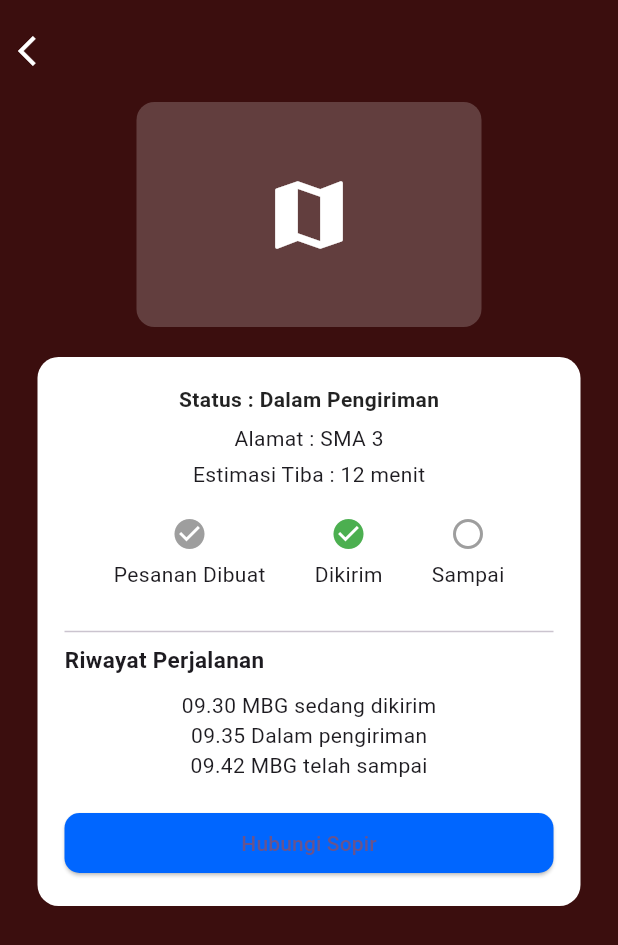
After one commit to Lowland19/project_rpll, a Flutter app: the JadwalPengirimanScreen screen opened directly, after a tap on "09.30", on a phone screen of 412 x 824 dp. The commit adds this screen. Shown: the top 945 px of the screen. Run offline on Flutter 3.47's test engine with Material 3 defaults, Android fonts, the phone set to English and light mode, and no system bars; our stand-ins replace camera, image_picker, supabase_flutter; accounts and stored records are empty.

Commit message:
26/11/2025 membuat menu daftar penerima, jadwal pengiriman, laporan pengembalian, dan rute perkiraan waktu. Tapi blm disesuaiin

```diff
--- /dev/null
+++ b/lib/screens/jadwal_pengiriman.dart
@@ -0,0 +1,154 @@
+import 'package:flutter/material.dart';
+import 'rute_perkiraan_waktu.dart';
+
+class JadwalPengirimanScreen extends StatefulWidget {
+  const JadwalPengirimanScreen({super.key});
+
+  @override
+  State<JadwalPengirimanScreen> createState() => _JadwalPengirimanScreenState();
+}
+
+class _JadwalPengirimanScreenState extends State<JadwalPengirimanScreen> {
+  String selectedFilter = "Semua Sekolah";
+
+  final List<Map<String, String>> jadwalList = [
+    {"jam": "09.30", "sekolah": "SMA 3"},
+    {"jam": "09.50", "sekolah": "SMP 12"},
+    {"jam": "10.30", "sekolah": "TK"},
+    {"jam": "10.55", "sekolah": "SD"},
+    {"jam": "11.30", "sekolah": "PAUD"},
+  ];
+
+  @override
+  Widget build(BuildContext context) {
+    return Scaffold(
+      backgroundColor: const Color(0xFF3B0E0E),
+      body: SafeArea(
+        child: Padding(
+          padding: const EdgeInsets.all(20),
+          child: Column(
+            children: [
+              const SizedBox(height: 10),
+
+              // Search Bar
+              Container(
+                padding: const EdgeInsets.symmetric(horizontal: 16),
+                decoration: BoxDecoration(
+                  color: Colors.white.withOpacity(0.15),
+                  borderRadius: BorderRadius.circular(12),
+                ),
+                child: const Row(
+                  children: [
+                    Icon(Icons.search, color: Colors.white70),
+                    SizedBox(width: 10),
+                    Expanded(
+                      child: TextField(
+                        style: TextStyle(color: Colors.white),
+                        decoration: InputDecoration(
+                          border: InputBorder.none,
+                          hintText: "Cari...",
+                          hintStyle: TextStyle(color: Colors.white70),
+                        ),
+                      ),
+                    ),
+                  ],
+                ),
+              ),
+
+              const SizedBox(height: 20),
+
+              // Dropdown filter
+              Align(
+                alignment: Alignment.centerLeft,
+                child: DropdownButton<String>(
+                  dropdownColor: Colors.white,
+                  value: selectedFilter,
+                  items: ["Semua Sekolah", "SMA 3", "SMP 12", "TK", "SD", "PAUD"]
+                      .map((item) => DropdownMenuItem(
+                    value: item,
+                    child: Text(item),
+                  )).toList(),
+                  onChanged: (value) {
+                    setState(() => selectedFilter = value!);
+                  },
+                ),
+              ),
+
+              const SizedBox(height: 15),
+
+              // List jadwal
+              Expanded(
+                child: ListView.builder(
+                  itemCount: jadwalList.length,
+                  itemBuilder: (context, index) {
+                    return _jadwalItem(
+                      jam: jadwalList[index]["jam"]!,
+                      sekolah: jadwalList[index]["sekolah"]!,
+                    );
+                  },
+                ),
+              ),
+            ],
+          ),
+        ),
+      ),
+    );
+  }
+
+  Widget _jadwalItem({required String jam, required String sekolah}) {
+    return GestureDetector(
+      onTap: () {
+        Navigator.push(
+          context,
+          MaterialPageRoute(
+            builder: (context) => RutePerkiraanWaktuScreen(
+              jam: jam,
+              sekolah: sekolah,
+            ),
+          ),
+        );
+      },
+      child: Container(
+        margin: const EdgeInsets.only(bottom: 18),
+        padding: const EdgeInsets.symmetric(vertical: 18, horizontal: 16),
+        decoration: BoxDecoration(
+          color: Colors.white,
+          borderRadius: BorderRadius.circular(14),
+        ),
+        child: Row(
+          children: [
+            // jam kiri
+            Container(
+              width: 70,
+              height: 50,
+              alignment: Alignment.center,
+              decoration: BoxDecoration(
+                color: const Color(0xFF5A0E0E),
+                borderRadius: BorderRadius.circular(10),
+              ),
+              child: Text(
+                jam,
+                style: const TextStyle(color: Colors.white, fontSize: 16),
+              ),
+            ),
+
+            const SizedBox(width: 20),
+
+            // nama sekolah
+            Expanded(
+              child: Text(
+                sekolah,
+                textAlign: TextAlign.left,
+                style: const TextStyle(
+                  color: Colors.black87,
+                  fontSize: 16,
+                  fontWeight: FontWeight.w600,
+                ),
+              ),
+            ),
+          ],
+        ),
+      ),
+    );
+  }
+}
--- /dev/null
+++ b/lib/screens/rute_perkiraan_waktu.dart
@@ -0,0 +1,141 @@
+import 'package:flutter/material.dart';
+
+class RutePerkiraanWaktuScreen extends StatelessWidget {
+  final String sekolah;
+  final String jam;
+
+  const RutePerkiraanWaktuScreen({
+    super.key,
+    required this.sekolah,
+    required this.jam,
+  });
+
+  @override
+  Widget build(BuildContext context) {
+    return Scaffold(
+      backgroundColor: const Color(0xFF3B0E0E),
+      body: SafeArea(
+        child: Column(
+          children: [
+            const SizedBox(height: 10),
+
+            Row(
+              children: [
+                IconButton(
+                  onPressed: () => Navigator.pop(context),
+                  icon: const Icon(Icons.arrow_back_ios, color: Colors.white),
+                ),
+              ],
+            ),
+
+            const SizedBox(height: 10),
+
+            Container(
+              width: 230,
+              height: 150,
+              decoration: BoxDecoration(
+                color: Colors.white.withOpacity(0.2),
+                borderRadius: BorderRadius.circular(12),
+              ),
+              child: const Center(
+                child: Icon(Icons.map, size: 60, color: Colors.white),
+              ),
+            ),
+
+            const SizedBox(height: 20),
+
+            Container(
+              margin: const EdgeInsets.symmetric(horizontal: 25),
+              padding: const EdgeInsets.all(18),
+              decoration: BoxDecoration(
+                color: Colors.white,
+                borderRadius: BorderRadius.circular(14),
+              ),
+              child: Column(
+                children: [
+                  Text(
+                    "Status : Dalam Pengiriman",
+                    style: TextStyle(
+                      fontWeight: FontWeight.bold,
+                      color: Colors.black87,
+                    ),
+                  ),
+
+                  const SizedBox(height: 6),
+                  Text("Alamat : $sekolah"),
+                  const SizedBox(height: 4),
+                  Text("Estimasi Tiba : 12 menit"),
+
+                  const SizedBox(height: 18),
+
+                  Row(
+                    mainAxisAlignment: MainAxisAlignment.spaceEvenly,
+                    children: const [
+                      Column(
+                        children: [
+                          Icon(Icons.check_circle, color: Colors.grey),
+                          SizedBox(height: 5),
+                          Text("Pesanan Dibuat"),
+                        ],
+                      ),
+                      Column(
+                        children: [
+                          Icon(Icons.check_circle, color: Colors.green),
+                          SizedBox(height: 5),
+                          Text("Dikirim"),
+                        ],
+                      ),
+                      Column(
+                        children: [
+                          Icon(Icons.radio_button_unchecked, color: Colors.grey),
+                          SizedBox(height: 5),
+                          Text("Sampai"),
+                        ],
+                      ),
+                    ],
+                  ),
+
+                  const SizedBox(height: 20),
+                  const Divider(),
+
+                  Align(
+                    alignment: Alignment.centerLeft,
+                    child: Text(
+                      "Riwayat Perjalanan",
+                      style: TextStyle(
+                        fontWeight: FontWeight.bold,
+                        fontSize: 15,
+                      ),
+                    ),
+                  ),
+
+                  const SizedBox(height: 10),
+
+                  Text("$jam MBG sedang dikirim"),
+                  Text("09.35 Dalam pengiriman"),
+                  Text("09.42 MBG telah sampai"),
+
+                  const SizedBox(height: 18),
+
+                  SizedBox(
+                    width: double.infinity,
+                    child: ElevatedButton(
+                      style: ElevatedButton.styleFrom(
+                        backgroundColor: const Color(0xFF0066FF),
+                        shape: RoundedRectangleBorder(
+                          borderRadius: BorderRadius.circular(10),
+                        ),
+                      ),
+                      onPressed: () {},
+                      child: const Text("Hubungi Sopir"),
+                    ),
+                  )
+                ],
+              ),
+            ),
+          ],
+        ),
+      ),
+    );
+  }
+}
```
Also changed, not shown: lib/screens/daftar_penerima.dart (added, +113 -0 lines), lib/screens/laporan_pengembalian.dart (added, +148 -0 lines), lib/widgets/home_screen_widget.dart (+25 -4 lines).
